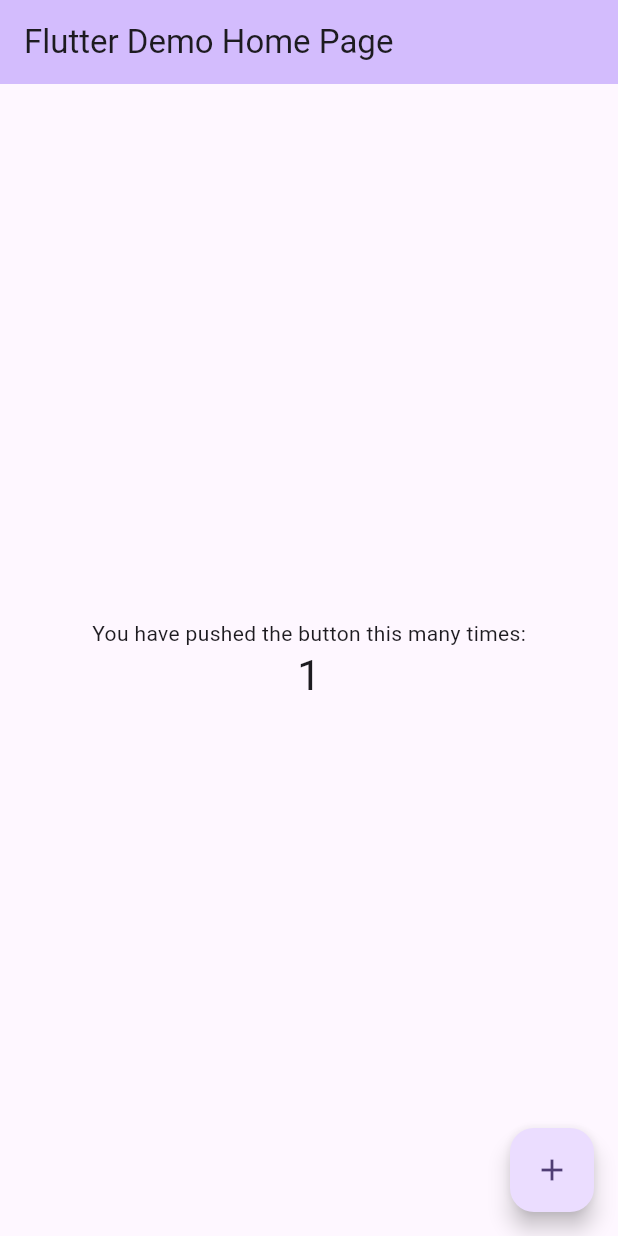
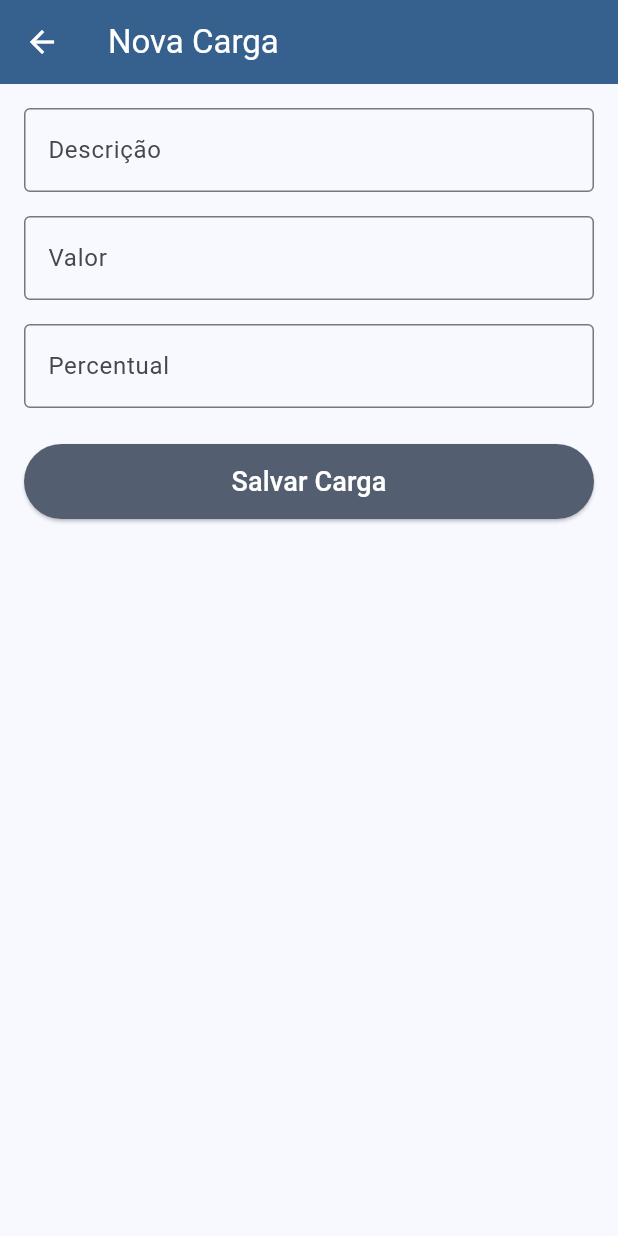
Before and after one commit to klyntonfaustino/app-comissoes-frontend, a Flutter app: the screen it shows after launch, after a tap on the "add" icon, on a phone screen of 412 x 824 dp. Run offline on Flutter 3.47's test engine with Material 3 defaults, Android fonts, the phone set to English and light mode, and no system bars; network calls fail.

Commit message:
Correções de complilação e imports no Flutter

```diff
--- a/lib/main.dart
+++ b/lib/main.dart
@@ -1,4 +1,5 @@
 import 'package:flutter/material.dart';
+import 'package:app_comissoes_frontend/screens/home_screen.dart';
 
 void main() {
   runApp(const MyApp());
@@ -7,116 +8,16 @@ void main() {
 class MyApp extends StatelessWidget {
   const MyApp({super.key});
 
-  // This widget is the root of your application.
   @override
   Widget build(BuildContext context) {
     return MaterialApp(
-      title: 'Flutter Demo',
+      title: 'App de Comissões',
       theme: ThemeData(
-        // This is the theme of your application.
-        //
-        // TRY THIS: Try running your application with "flutter run". You'll see
-        // the application has a purple toolbar. Then, without quitting the app,
-        // try changing the seedColor in the colorScheme below to Colors.green
-        // and then invoke "hot reload" (save your changes or press the "hot
-        // reload" button in a Flutter-supported IDE, or press "r" if you used
-        // the command line to start the app).
-        //
-        // Notice that the counter didn't reset back to zero; the application
-        // state is not lost during the reload. To reset the state, use hot
-        // restart instead.
-        //
-        // This works for code too, not just values: Most code changes can be
-        // tested with just a hot reload.
-        colorScheme: ColorScheme.fromSeed(seedColor: Colors.deepPurple),
+        colorScheme: ColorScheme.fromSeed(seedColor: Colors.blue),
+        useMaterial3: true,
       ),
-      home: const MyHomePage(title: 'Flutter Demo Home Page'),
+      home: const HomeScreen(),
+      debugShowCheckedModeBanner: false,
     );
   }
 }
-
-class MyHomePage extends StatefulWidget {
-  const MyHomePage({super.key, required this.title});
-
-  // This widget is the home page of your application. It is stateful, meaning
-  // that it has a State object (defined below) that contains fields that affect
-  // how it looks.
-
-  // This class is the configuration for the state. It holds the values (in this
-  // case the title) provided by the parent (in this case the App widget) and
-  // used by the build method of the State. Fields in a Widget subclass are
-  // always marked "final".
-
-  final String title;
-
-  @override
-  State<MyHomePage> createState() => _MyHomePageState();
-}
-
-class _MyHomePageState extends State<MyHomePage> {
-  int _counter = 0;
-
-  void _incrementCounter() {
-    setState(() {
-      // This call to setState tells the Flutter framework that something has
-      // changed in this State, which causes it to rerun the build method below
-      // so that the display can reflect the updated values. If we changed
-      // _counter without calling setState(), then the build method would not be
-      // called again, and so nothing would appear to happen.
-      _counter++;
-    });
-  }
-
-  @override
-  Widget build(BuildContext context) {
-    // This method is rerun every time setState is called, for instance as done
-    // by the _incrementCounter method above.
-    //
-    // The Flutter framework has been optimized to make rerunning build methods
-    // fast, so that you can just rebuild anything that needs updating rather
-    // than having to individually change instances of widgets.
-    return Scaffold(
-      appBar: AppBar(
-        // TRY THIS: Try changing the color here to a specific color (to
-        // Colors.amber, perhaps?) and trigger a hot reload to see the AppBar
-        // change color while the other colors stay the same.
-        backgroundColor: Theme.of(context).colorScheme.inversePrimary,
-        // Here we take the value from the MyHomePage object that was created by
-        // the App.build method, and use it to set our appbar title.
-        title: Text(widget.title),
-      ),
-      body: Center(
-        // Center is a layout widget. It takes a single child and positions it
-        // in the middle of the parent.
-        child: Column(
-          // Column is also a layout widget. It takes a list of children and
-          // arranges them vertically. By default, it sizes itself to fit its
-          // children horizontally, and tries to be as tall as its parent.
-          //
-          // Column has various properties to control how it sizes itself and
-          // how it positions its children. Here we use mainAxisAlignment to
-          // center the children vertically; the main axis here is the vertical
-          // axis because Columns are vertical (the cross axis would be
-          // horizontal).
-          //
-          // TRY THIS: Invoke "debug painting" (choose the "Toggle Debug Paint"
-          // action in the IDE, or press "p" in the console), to see the
-          // wireframe for each widget.
-          mainAxisAlignment: MainAxisAlignment.center,
-          children: <Widget>[
-            const Text('You have pushed the button this many times:'),
-            Text(
-              '$_counter',
-              style: Theme.of(context).textTheme.headlineMedium,
-            ),
-          ],
-        ),
-      ),
-      floatingActionButton: FloatingActionButton(
-        onPressed: _incrementCounter,
-        tooltip: 'Increment',
-        child: const Icon(Icons.add),
-      ), // This trailing comma makes auto-formatting nicer for build methods.
-    );
-  }
-}
--- /dev/null
+++ b/lib/models/carga.dart
@@ -0,0 +1,35 @@
+import 'dart:convert';
+
+class Carga {
+  final String descricao;
+  final double valor;
+  final double percentual;
+  double comissao;
+
+  Carga({
+    required this.descricao,
+    required this.valor,
+    required this.percentual,
+    this.comissao = 0.0,
+  }) {
+    this.comissao = (valor * percentual) / 100;
+  }
+
+  factory Carga.fromJson(Map<String, dynamic> json) {
+    return Carga(
+      descricao: json['descricao'] as String,
+      valor: (json['valor'] as num).toDouble(),
+      percentual: (json['percentual'] as num).toDouble(),
+      comissao: (json['comissao'] as num?)?.toDouble() ?? 0.0,
+    );
+  }
+
+  Map<String, dynamic> toJson() {
+    return {
+      'descricao': descricao,
+      'valor': valor,
+      'percentual': percentual,
+      'comissao': comissao,
+    };
+  }
+}
--- /dev/null
+++ b/lib/screens/home_screen.dart
@@ -0,0 +1,110 @@
+import 'package:flutter/material.dart';
+import '../models/carga.dart';
+import '../services/carga_service.dart';
+import 'nova_carga_screen.dart';
+
+class HomeScreen extends StatefulWidget {
+  const HomeScreen({super.key});
+
+  @override
+  State<HomeScreen> createState() => _HomeScreenState();
+}
+
+class _HomeScreenState extends State<HomeScreen> {
+  final CargaService _cargaService = CargaService();
+  late Future<List<Carga>> _cargasFuture;
+
+  @override
+  void initState() {
+    super.initState();
+    _cargasFuture = _cargaService.getCargas();
+  }
+
+  void _refreshCargas() {
+    setState(() {
+      _cargasFuture = _cargaService.getCargas();
+    });
+  }
+
+  @override
+  Widget build(BuildContext context) {
+    return Scaffold(
+      appBar: AppBar(
+        title: const Text('Lista de Cargas e Comissões'),
+        centerTitle: true,
+        backgroundColor: Theme.of(context).colorScheme.primary,
+        foregroundColor: Colors.white,
+      ),
+      body: FutureBuilder<List<Carga>>(
+        future: _cargasFuture,
+        builder: (context, snapshot) {
+          if (snapshot.connectionState == ConnectionState.waiting) {
+            return const Center(child: CircularProgressIndicator());
+          } else if (snapshot.hasError) {
+            return Center(child: Text('Erro: ${snapshot.error}'));
+          } else if (snapshot.hasData) {
+            List<Carga>? cargas = snapshot.data;
+
+            if (cargas == null || cargas.isEmpty) {
+              return const Center(
+                child: Text('Nenhuma carga encontrada. Adicione uma nova!'),
+              );
+            }
+            return ListView.builder(
+              padding: const EdgeInsets.all(8.0),
+              itemCount: cargas.length,
+              itemBuilder: (context, index) {
+                final carga = cargas[index];
+                return Card(
+                  margin: const EdgeInsets.symmetric(vertical: 8.0),
+                  elevation: 4.0,
+                  child: Padding(
+                    padding: const EdgeInsets.all(16.0),
+                    child: Column(
+                      crossAxisAlignment: CrossAxisAlignment.start,
+                      children: [
+                        Text(
+                          carga.descricao,
+                          style: const TextStyle(
+                            fontSize: 18.0,
+                            fontWeight: FontWeight.bold,
+                          ),
+                        ),
+                        const SizedBox(height: 8.0),
+                        Text('Valor: R\$ ${carga.valor.toStringAsFixed(2)}'),
+                        Text(
+                          'Percentual: ${carga.percentual.toStringAsFixed(2)}%',
+                        ),
+                        Text(
+                          'Comissão: R\$ ${carga.comissao.toStringAsFixed(2)}',
+                          style: const TextStyle(
+                            fontWeight: FontWeight.bold,
+                            color: Colors.green,
+                          ),
+                        ),
+                      ],
+                    ),
+                  ),
+                );
+              },
+            );
+          }
+          return const Center(child: Text('Estado desconhecido.'));
+        },
+      ),
+      floatingActionButton: FloatingActionButton(
+        onPressed: () async {
+          final result = await Navigator.push(
+            context,
+            MaterialPageRoute(builder: (context) => const NovaCargaScreen()),
+          );
+
+          if (result == true) {
+            _refreshCargas();
+          }
+        },
+        child: const Icon(Icons.add),
+      ),
+    );
+  }
+}
--- /dev/null
+++ b/lib/screens/nova_carga_screen.dart
@@ -0,0 +1,144 @@
+import 'package:flutter/material.dart';
+import '../models/carga.dart'; // ajusta o caminho se necessário
+import '../services/carga_service.dart';
+
+class NovaCargaScreen extends StatefulWidget {
+  const NovaCargaScreen({super.key});
+
+  @override
+  State<NovaCargaScreen> createState() => _NovaCargaScreenState();
+}
+
+class _NovaCargaScreenState extends State<NovaCargaScreen> {
+  final _formKey = GlobalKey<FormState>();
+
+  // Controladores para os campos de texto do formulário
+  final TextEditingController _descricaoController = TextEditingController();
+  final TextEditingController _valorController = TextEditingController();
+  final TextEditingController _percentualController = TextEditingController();
+
+  // Instância do serviço de cargas
+  final CargaService _cargaService = CargaService();
+
+  Future<void> _salvarCarga() async {
+    if (_formKey.currentState!.validate()) {
+      try {
+        final String descricao = _descricaoController.text;
+        final double valor = double.parse(_valorController.text);
+        final double percentual = double.parse(_percentualController.text);
+
+        final novaCarga = Carga(
+          descricao: descricao,
+          valor: valor,
+          percentual: percentual,
+        );
+
+        await _cargaService.addCarga(novaCarga);
+
+        ScaffoldMessenger.of(context).showSnackBar(
+          const SnackBar(content: Text('Carga adicionada com sucesso!')),
+        );
+
+        if (mounted) {
+          Navigator.pop(context, true);
+        }
+      } catch (e) {
+        print('Erro ao salvar carga: $e');
+        ScaffoldMessenger.of(
+          context,
+        ).showSnackBar(SnackBar(content: Text('Erro ao adicionar carga: $e')));
+      }
+    }
+  }
+
+  @override
+  void dispose() {
+    _descricaoController.dispose();
+    _valorController.dispose();
+    _percentualController.dispose();
+    super.dispose();
+  }
+
+  @override
+  Widget build(BuildContext context) {
+    return Scaffold(
+      appBar: AppBar(
+        title: const Text('Nova Carga'),
+        backgroundColor: Theme.of(context).colorScheme.primary,
+        foregroundColor: Colors.white,
+      ),
+      body: Padding(
+        padding: const EdgeInsets.all(16.0),
+        child: Form(
+          key: _formKey,
+          child: ListView(
+            children: [
+              TextFormField(
+                controller: _descricaoController,
+                decoration: const InputDecoration(
+                  labelText: 'Descrição',
+                  border: OutlineInputBorder(),
+                ),
+                validator: (value) {
+                  if (value == null || value.isEmpty) {
+                    return 'Por favor, insira a descrição';
+                  }
+                  return null;
+                },
+              ),
+              const SizedBox(height: 16.0),
+              TextFormField(
+                controller: _valorController,
+                decoration: const InputDecoration(
+                  labelText: 'Valor',
+                  border: OutlineInputBorder(),
+                ),
+                keyboardType: TextInputType.number,
+                validator: (value) {
+                  if (value == null || value.isEmpty) {
+                    return 'Por favor, insira o valor';
+                  }
+                  if (double.tryParse(value) == null) {
+                    return 'Por favor, insira um número válido';
+                  }
+                  return null;
+                },
+              ),
+              const SizedBox(height: 16.0),
+              TextFormField(
+                controller: _percentualController,
+                decoration: const InputDecoration(
+                  labelText: 'Percentual',
+                  border: OutlineInputBorder(),
+                ),
+                keyboardType: TextInputType.number,
+                validator: (value) {
+                  if (value == null || value.isEmpty) {
+                    return 'Por favor, insira o percentual';
+                  }
+                  if (double.tryParse(value) == null) {
+                    return 'Por favor, insira um número válido';
+                  }
+                  return null;
+                },
+              ),
+              const SizedBox(height: 24.0),
+              ElevatedButton(
+                onPressed: _salvarCarga,
+                style: ElevatedButton.styleFrom(
+                  padding: const EdgeInsets.symmetric(vertical: 12.0),
+                  backgroundColor: Theme.of(context).colorScheme.secondary,
+                  foregroundColor: Colors.white,
+                ),
+                child: const Text(
+                  'Salvar Carga',
+                  style: TextStyle(fontSize: 18.0),
+                ),
+              ),
+            ],
+          ),
+        ),
+      ),
+    );
+  }
+}
--- /dev/null
+++ b/lib/services/carga_service.dart
@@ -0,0 +1,32 @@
+import 'dart:convert';
+import 'package:http/http.dart' as http;
+import '../models/carga.dart';
+
+class CargaService {
+  final String _baseUrl = 'http://10.0.2.2:5000/api';
+
+  Future<List<Carga>> getCargas() async {
+    final response = await http.get(Uri.parse('$_baseUrl/cargas'));
+
+    if (response.statusCode == 200) {
+      List<dynamic> body = json.decode(response.body);
+      return body.map((dynamic item) => Carga.fromJson(item)).toList();
+    } else {
+      throw Exception('Falha ao carregar as cargas: ${response.statusCode}');
+    }
+  }
+
+  Future<Carga> addCarga(Carga carga) async {
+    final response = await http.post(
+      Uri.parse('$_baseUrl/cargas'),
+      headers: {'Content-Type': 'application/json'},
+      body: json.encode(carga.toJson()),
+    );
+
+    if (response.statusCode == 201) {
+      return Carga.fromJson(json.decode(response.body));
+    } else {
+      throw Exception('Falha ao adicionar carga: ${response.statusCode}');
+    }
+  }
+}
--- a/pubspec.yaml
+++ b/pubspec.yaml
@@ -30,7 +30,7 @@ environment:
 dependencies:
   flutter:
     sdk: flutter
-
+  http: ^0.13.6
   # The following adds the Cupertino Icons font to your application.
   # Use with the CupertinoIcons class for iOS style icons.
   cupertino_icons: ^1.0.8
```
Also changed, not shown: pubspec.lock, 1 other file.
